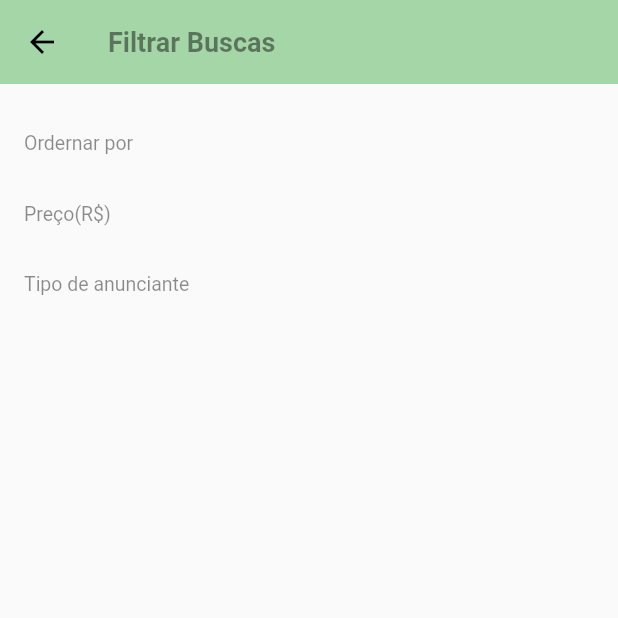
After one commit to Judsonn/e-commerce, a Flutter app: the FilterPage screen opened directly, on a phone screen of 412 x 824 dp, the top half of it. The commit adds this screen. Run offline on Flutter 3.47's test engine with Material 2 defaults, Android fonts, the phone set to English and light mode, and no system bars; our stand-ins replace rxdart.

Commit message:
Create Filter_page more sectionTitle

```diff
--- /dev/null
+++ b/lib/pages/filter/filter_page.dart
@@ -0,0 +1,42 @@
+import 'package:e_comerce/pages/filter/widgets/section_title.dart';
+import 'package:flutter/material.dart';
+
+class FilterPage extends StatefulWidget {
+  @override
+  _FilterPageState createState() => _FilterPageState();
+}
+
+class _FilterPageState extends State<FilterPage> {
+
+  final GlobalKey<FormState> _formKey = GlobalKey<FormState>();
+
+  @override
+  Widget build(BuildContext context) {
+    return Scaffold(
+      appBar: AppBar(
+        elevation: 0,
+        title: const Text("Filtrar Buscas", style: TextStyle(
+          fontWeight: FontWeight.bold,
+          fontSize: 18,
+          color: Colors.black45
+        ),),
+      ),
+
+      body: Stack(
+        children: <Widget>[
+          Form(
+            key: _formKey,
+            child: ListView(
+              padding: const EdgeInsets.all(16),
+              children: <Widget>[
+                const SectionTitle(title:"Ordernar por"),
+                const SectionTitle(title:"Preço(R\$)"),
+                const SectionTitle(title:"Tipo de anunciante"),
+              ],
+            ),
+          ),
+        ],
+      ),
+    );
+  }
+}
--- /dev/null
+++ b/lib/pages/filter/widgets/section_title.dart
@@ -0,0 +1,22 @@
+import 'package:flutter/material.dart';
+
+class SectionTitle extends StatelessWidget {
+  const SectionTitle({ this.title});
+
+  final String title;
+
+  @override
+  Widget build(BuildContext context) {
+    return Padding(
+       padding: const EdgeInsets.symmetric(vertical: 16),
+       child: Text(
+         title,
+         style: TextStyle(
+           color: Colors.black45,
+           fontSize: 13,
+           fontWeight: FontWeight.w400
+         ),
+       ),
+    );
+  }
+}
--- a/lib/pages/home/widgets/bar_button.dart
+++ b/lib/pages/home/widgets/bar_button.dart
@@ -24,7 +24,7 @@ final VoidCallback onPressed;
             boxShadow: [
               BoxShadow(
                offset: Offset(0, 5),
-               color: Colors.black38,
+               color: Colors.black26,
                blurRadius: 5
               )
             ]
--- a/lib/pages/home/widgets/top_bar.dart
+++ b/lib/pages/home/widgets/top_bar.dart
@@ -1,3 +1,4 @@
+import 'package:e_comerce/pages/filter/filter_page.dart';
 import 'package:e_comerce/pages/home/widgets/bar_button.dart';
 import 'package:flutter/material.dart';
 
@@ -16,7 +17,11 @@ class TopBar extends StatelessWidget {
         BarButton(
           label: "Filtros",
           onPressed: (){
-
+            Navigator.of(context).push(
+              MaterialPageRoute(
+                builder: (context) => FilterPage()
+              ),
+            );
           },
         ),
       ],
```
